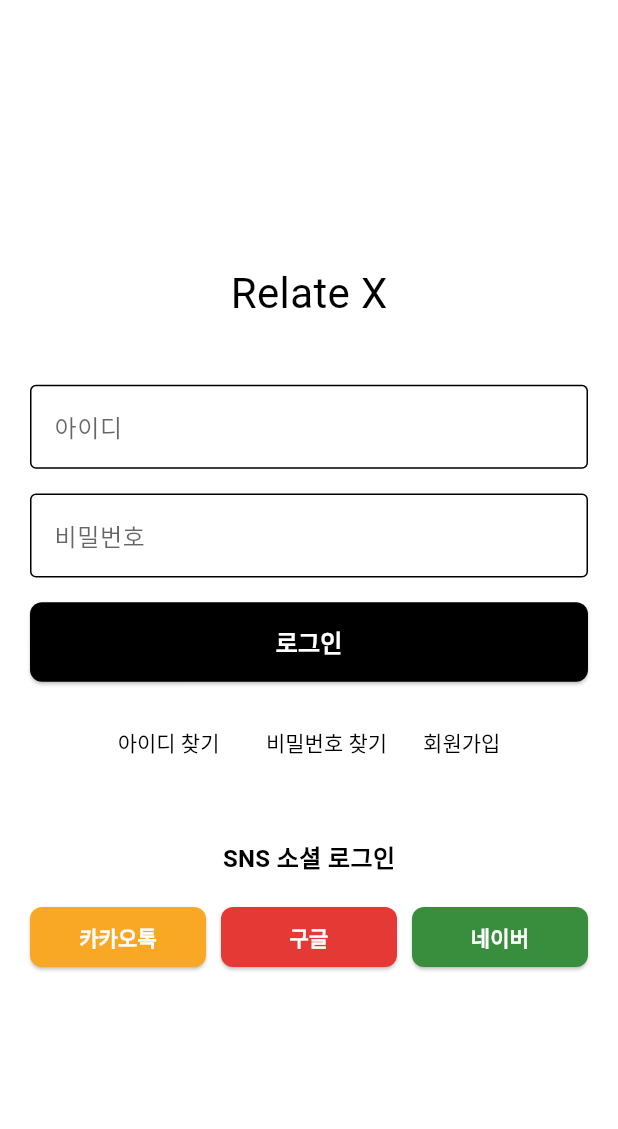
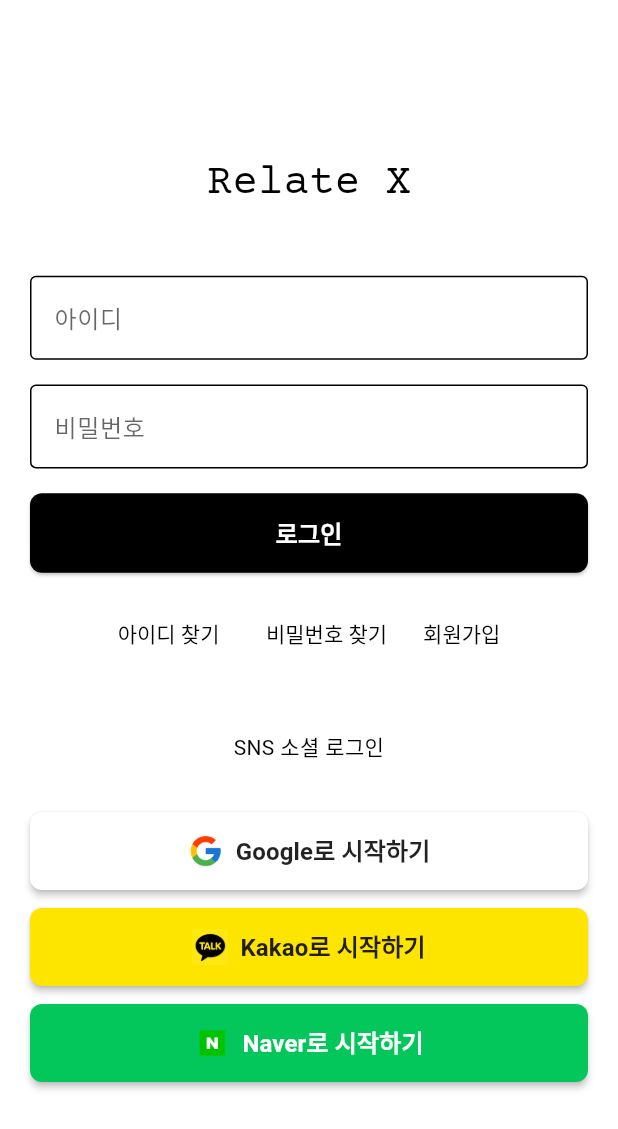
Before and after one commit to dhkdgh98/RelateX_front_main, a Flutter app: the screen it shows after launch, on a phone screen of 412 x 824 dp. Shown: the top 1129 px of the screen. Run offline on Flutter 3.47's test engine with Material 3 defaults, Android fonts, the phone set to English and light mode, and no system bars.

Commit message:
login 화면 폰트 적용 문제 및 로고 적용 문제 해결

```diff
--- a/lib/features/home/view/home_screen.dart
+++ b/lib/features/home/view/home_screen.dart
@@ -71,8 +71,10 @@
                             child: Text(
                               'Relate X',
                               style: TextStyle(
-                                fontSize: 18,
-                                fontWeight: FontWeight.bold,
+                                fontFamily: 'CourierPrime',
+                                fontSize: 20,
+                                fontWeight: FontWeight.bold,  // 이 부분 추가
+                                fontStyle: FontStyle.normal,   // 이 부분 추가
                                 color: Colors.black,
                               ),
                             ),
--- a/lib/features/login/view/login_screen.dart
+++ b/lib/features/login/view/login_screen.dart
@@ -1,5 +1,3 @@
-
-
 import 'package:flutter/material.dart';
 import '../../bottom_nav/view/bottom_nav_screen.dart';
 
@@ -128,85 +126,128 @@
                 ),
                 SizedBox(height: MediaQuery.of(context).size.height * 0.05), // 반응형 높이
 
-                // SNS 소셜 로그인 텍스트 라벨
-                Text(
+
+
+                Column(
+                  crossAxisAlignment: CrossAxisAlignment.stretch,
+                  children: [
+                    const Text(
                       'SNS 소셜 로그인',
                       style: TextStyle(
-                    fontFamily: 'RobotoMono', // 로컬 폰트 적용
-                    fontSize: 16,
-                    fontWeight: FontWeight.bold,
+
                         color: Colors.black,
                       ),
+                      textAlign: TextAlign.center,
                     ),
-                SizedBox(height: MediaQuery.of(context).size.height * 0.02), // 반응형 높이
+                    SizedBox(height: MediaQuery.of(context).size.height * 0.04),
 
-                // SNS 로그인 버튼들 (카카오톡, 구글, 네이버)
-                Row(
-                  mainAxisAlignment: MainAxisAlignment.center,
-                  children: [
-                    // 카카오톡 버튼
-                    Expanded(
-                      child: ElevatedButton(
+                    // Google 버튼
+                    ElevatedButton(
                       onPressed: () {},
                       style: ElevatedButton.styleFrom(
-                          backgroundColor: Colors.yellow.shade800,
-                          padding: const EdgeInsets.symmetric(vertical: 10.0),
+                        backgroundColor: Colors.white,
+                        padding: const EdgeInsets.symmetric(vertical: 14.0),
                         shape: RoundedRectangleBorder(
                           borderRadius: BorderRadius.circular(8.0),
                         ),
+                        elevation: 2,
                       ),
-                        child: const Text(
-                          '카카오톡',
+                      child: Row(
+                        mainAxisAlignment: MainAxisAlignment.center,
+                        mainAxisSize: MainAxisSize.min,
+                        children: [
+                          Image.asset(
+                            'assets/icons/google.png',
+                            width: 24,
+                            height: 24,
+                          ),
+                          const SizedBox(width: 8),
+                          const Flexible(
+                            child: Text(
+                              'Google로 시작하기',
                               style: TextStyle(
-                            fontSize: 14,
+                                fontSize: 16,
+                                color: Colors.black87,
+                                fontWeight: FontWeight.bold,
+                              ),
+                              overflow: TextOverflow.ellipsis,
+                            ),
+                          ),
+                        ],
+                      ),
+                    ),
+                    const SizedBox(height: 12),
+
+                    // Kakao 버튼
+                    ElevatedButton(
+                      onPressed: () {},
+                      style: ElevatedButton.styleFrom(
+                        backgroundColor: const Color(0xFFFEE500),
+                        padding: const EdgeInsets.symmetric(vertical: 14.0),
+                        shape: RoundedRectangleBorder(
+                          borderRadius: BorderRadius.circular(8.0),
+                        ),
+                        elevation: 2,
+                      ),
+                      child: Row(
+                        mainAxisAlignment: MainAxisAlignment.center,
+                        mainAxisSize: MainAxisSize.min,
+                        children: [
+                          Image.asset(
+                            'assets/icons/kakaotalk.png',
+                            width: 24,
+                            height: 24,
+                          ),
+                          const SizedBox(width: 8),
+                          const Flexible(
+                            child: Text(
+                              'Kakao로 시작하기',
+                              style: TextStyle(
+                                fontSize: 16,
+                                color: Colors.black87,
+                                fontWeight: FontWeight.bold,
+                              ),
+                              overflow: TextOverflow.ellipsis,
+                            ),
+                          ),
+                        ],
+                      ),
+                    ),
+                    const SizedBox(height: 12),
+
+                    // Naver 버튼
+                    ElevatedButton(
+                      onPressed: () {},
+                      style: ElevatedButton.styleFrom(
+                        backgroundColor: const Color(0xFF03C75A),
+                        padding: const EdgeInsets.symmetric(vertical: 14.0),
+                        shape: RoundedRectangleBorder(
+                          borderRadius: BorderRadius.circular(8.0),
+                        ),
+                        elevation: 2,
+                      ),
+                      child: Row(
+                        mainAxisAlignment: MainAxisAlignment.center,
+                        mainAxisSize: MainAxisSize.min,
+                        children: [
+                          Image.asset(
+                            'assets/icons/naver.png',
+                            width: 24,
+                            height: 24,
+                          ),
+                          const SizedBox(width: 8),
+                          const Flexible(
+                            child: Text(
+                              'Naver로 시작하기',
+                              style: TextStyle(
+                                fontSize: 16,
                                 color: Colors.white,
                                 fontWeight: FontWeight.bold,
                               ),
+                              overflow: TextOverflow.ellipsis,
                             ),
                           ),
-                    ),
-                    const SizedBox(width: 10),
-                    // 구글 버튼
-                    Expanded(
-                      child: ElevatedButton(
-                        onPressed: () {},
-                        style: ElevatedButton.styleFrom(
-                          backgroundColor: Colors.red.shade600,
-                          padding: const EdgeInsets.symmetric(vertical: 10.0),
-                          shape: RoundedRectangleBorder(
-                            borderRadius: BorderRadius.circular(8.0),
-                          ),
-                        ),
-                        child: const Text(
-                          '구글',
-                          style: TextStyle(
-                            fontSize: 14,
-                            color: Colors.white,
-                            fontWeight: FontWeight.bold,
-                          ),
-                        ),
-                      ),
-                    ),
-                    const SizedBox(width: 10),
-                    // 네이버 버튼
-                    Expanded(
-                      child: ElevatedButton(
-                        onPressed: () {},
-                        style: ElevatedButton.styleFrom(
-                          backgroundColor: Colors.green.shade700,
-                          padding: const EdgeInsets.symmetric(vertical: 10.0),
-                          shape: RoundedRectangleBorder(
-                            borderRadius: BorderRadius.circular(8.0),
-                          ),
-                        ),
-                        child: const Text(
-                          '네이버',
-                          style: TextStyle(
-                            fontSize: 14,
-                            color: Colors.white,
-                            fontWeight: FontWeight.bold,
-                          ),
-                        ),
+                        ],
                       ),
                     ),
                   ],
```
Also changed, not shown: pubspec.yaml (+17 -17 lines), assets/icons/google.png (added), assets/icons/kakaotalk.png (added), assets/icons/naver.png (added), pubspec.lock. Lines whose indentation alone changed are shown as unchanged.
